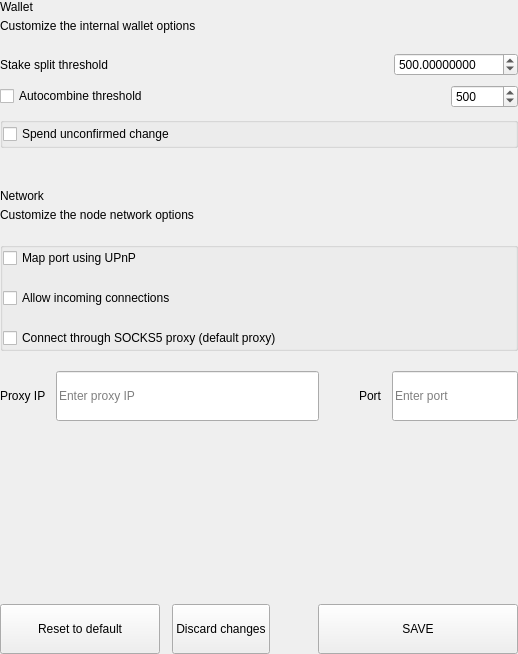
Qt form src/qt/pivx/settings/forms/settingswalletoptionswidget.ui (decenomy/DSW) before a commit.
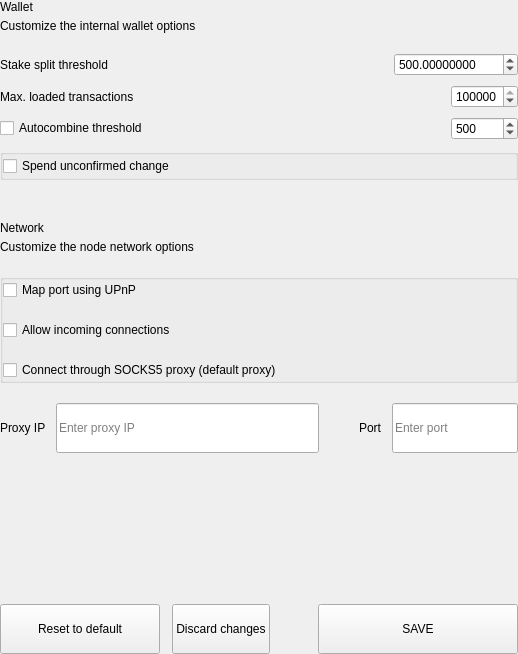
The same form after that commit.

Commit message: adds nLoadedRecordsMaxCount option for the maximum number of transaction records that are loaded into the UI

```diff
--- a/src/qt/pivx/settings/forms/settingswalletoptionswidget.ui
+++ b/src/qt/pivx/settings/forms/settingswalletoptionswidget.ui
@@ -139,6 +139,49 @@
           </item>
          </layout>
         </item>
+        <item>
+         <layout class="QHBoxLayout" name="horizontalLayout_9">
+          <property name="bottomMargin">
+           <number>9</number>
+          </property>
+          <item>
+           <widget class="QLabel" name="labelTitleLoadRecords">
+            <property name="text">
+             <string>Max. loaded transactions</string>
+            </property>
+           </widget>
+          </item>
+          <item>
+           <spacer name="horizontalSpacer_9">
+            <property name="orientation">
+             <enum>Qt::Horizontal</enum>
+            </property>
+            <property name="sizeHint" stdset="0">
+             <size>
+              <width>40</width>
+              <height>20</height>
+             </size>
+            </property>
+           </spacer>
+          </item>
+          <item>
+           <widget class="QDoubleSpinBox" name="spinBoxLoadedRecordsMaxCount">
+            <property name="decimals">
+             <number>0</number>
+            </property>
+            <property name="minimum">
+             <number>0</number>
+            </property>
+            <property name="maximum">
+             <number>999999999</number>
+            </property>
+            <property name="value">
+             <number>100000</number>
+            </property>
+           </widget>
+          </item>
+         </layout>
+        </item>
         <item>
          <layout class="QHBoxLayout" name="horizontalLayout_7">
           <property name="bottomMargin">
```
The commit also changes 9 other files.
